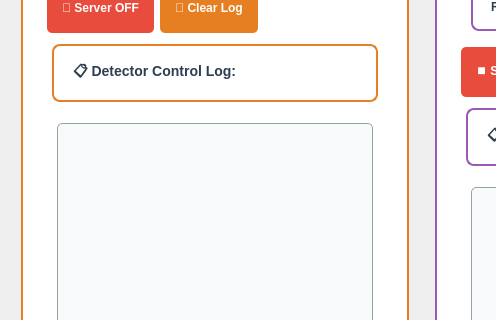
Above: ros_ws/src/admin/ui/ai_server_control_tab.ui from addinedu-ros-9th/ros-repo-1 before the change; both pictures show x 0 to 496 and y 229 to 549 of the 1300 by 820 pixel window. Below: the same form after it.
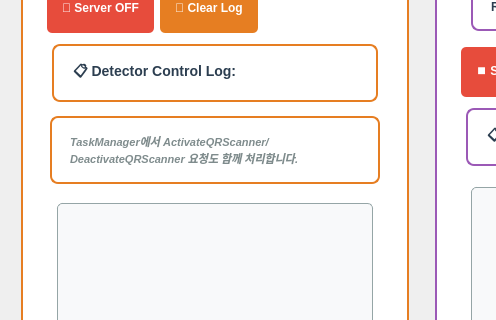
That is the form after the change.

Commit message: [main] QRscanner related message, node, ui function added (untested)

Patch:
```diff
--- a/ros_ws/src/admin/ui/ai_server_control_tab.ui
+++ b/ros_ws/src/admin/ui/ai_server_control_tab.ui
@@ -139,6 +139,19 @@
         </property>
        </widget>
       </item>
+      <item>
+       <widget class="QLabel" name="qr_scanner_description_label">
+        <property name="text">
+         <string>TaskManager에서 ActivateQRScanner/DeactivateQRScanner 요청도 함께 처리합니다.</string>
+        </property>
+        <property name="styleSheet">
+         <string>font-size: 11px; color: #7f8c8d; margin: 3px; font-style: italic;</string>
+        </property>
+        <property name="wordWrap">
+         <bool>true</bool>
+        </property>
+       </widget>
+      </item>
       <item>
        <widget class="QTextEdit" name="detector_log_text">
         <property name="styleSheet">
```
The commit also changes 4 other files.
